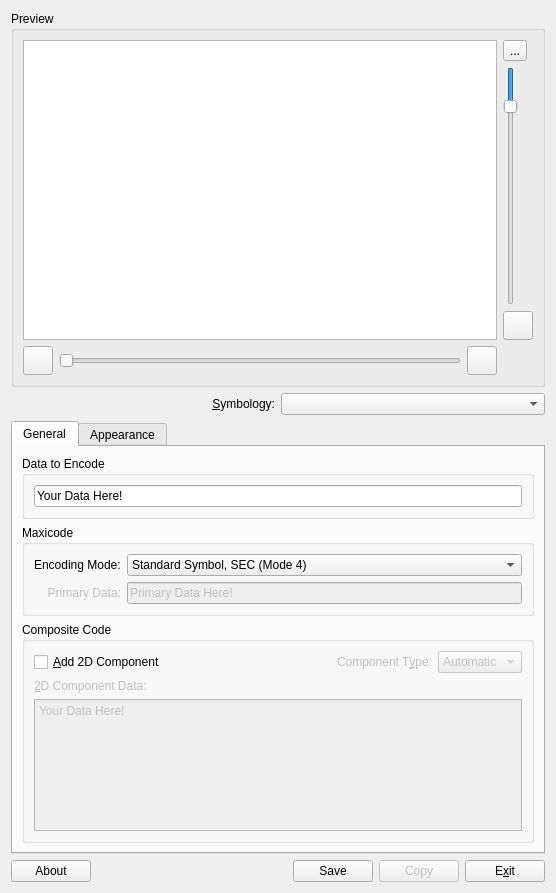
This is frontend_qt4/mainWindow.ui in zint/zint-gpl-only as Qt 5 draws it before an edit. The edited form follows.
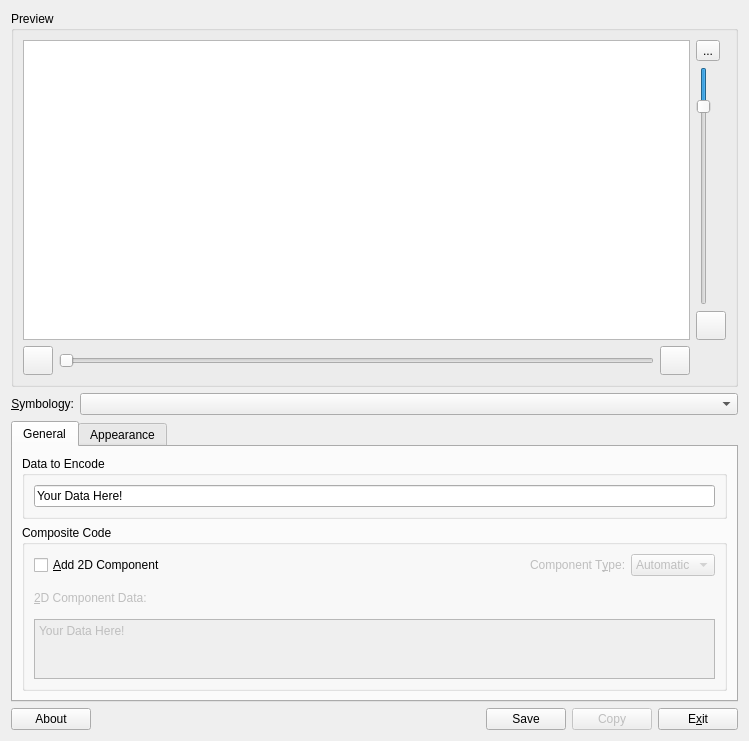
This is the edited form. Icons and pictures are not drawn.

Commit message: Move maxicode options to options tab

What changed in the file:
```diff
--- a/frontend_qt4/mainWindow.ui
+++ b/frontend_qt4/mainWindow.ui
@@ -1,16 +1,22 @@
 <?xml version="1.0" encoding="UTF-8"?>
 <ui version="4.0">
  <class>mainWindow</class>
- <widget class="QWidget" name="mainWindow">
-  <property name="geometry">
+ <widget class="QWidget" name="mainWindow" >
+  <property name="geometry" >
    <rect>
     <x>0</x>
     <y>0</y>
-    <width>556</width>
-    <height>893</height>
+    <width>749</width>
+    <height>741</height>
    </rect>
   </property>
-  <property name="windowTitle">
+  <property name="maximumSize" >
+   <size>
+    <width>800</width>
+    <height>800</height>
+   </size>
+  </property>
+  <property name="windowTitle" >
    <string>Zint Barcode Studio</string>
   </property>
   <layout class="QVBoxLayout" name="verticalLayout_5">
@@ -140,23 +146,56 @@
       </widget>
      </item>
      <item>
-      <widget class="QComboBox" name="bstyle"/>
+      <widget class="QComboBox" name="bstyle" >
+       <property name="sizePolicy" >
+        <sizepolicy vsizetype="Fixed" hsizetype="Expanding" >
+         <horstretch>0</horstretch>
+         <verstretch>0</verstretch>
+        </sizepolicy>
+       </property>
+      </widget>
      </item>
     </layout>
    </item>
    <item>
-    <widget class="QTabWidget" name="tabMain">
-     <property name="currentIndex">
+    <widget class="QTabWidget" name="tabMain" >
+     <property name="sizePolicy" >
+      <sizepolicy vsizetype="Expanding" hsizetype="Expanding" >
+       <horstretch>0</horstretch>
+       <verstretch>0</verstretch>
+      </sizepolicy>
+     </property>
+     <property name="maximumSize" >
+      <size>
+       <width>16777215</width>
+       <height>350</height>
+      </size>
+     </property>
+     <property name="currentIndex" >
       <number>0</number>
      </property>
-     <widget class="QWidget" name="tabGeneral">
-      <attribute name="title">
+     <widget class="QWidget" name="tabGeneral" >
+      <property name="geometry" >
+       <rect>
+        <x>0</x>
+        <y>0</y>
+        <width>727</width>
+        <height>248</height>
+       </rect>
+      </property>
+      <attribute name="title" >
        <string>General</string>
       </attribute>
       <layout class="QVBoxLayout" name="verticalLayout_3">
        <item>
-        <widget class="QGroupBox" name="grpData">
-         <property name="title">
+        <widget class="QGroupBox" name="grpData" >
+         <property name="sizePolicy" >
+          <sizepolicy vsizetype="Fixed" hsizetype="Preferred" >
+           <horstretch>0</horstretch>
+           <verstretch>0</verstretch>
+          </sizepolicy>
+         </property>
+         <property name="title" >
           <string>Data to Encode</string>
          </property>
          <layout class="QHBoxLayout" name="horizontalLayout_4">
@@ -171,77 +210,29 @@
         </widget>
        </item>
        <item>
-        <widget class="QGroupBox" name="grpMaxiCode">
-         <property name="title">
-          <string>Maxicode</string>
-         </property>
-         <layout class="QGridLayout" name="gridLayout">
-          <item row="0" column="0">
-           <widget class="QLabel" name="lblMaxiMode">
-            <property name="text">
-             <string>Encoding Mode:</string>
-            </property>
-           </widget>
-          </item>
-          <item row="0" column="1">
-           <widget class="QComboBox" name="cmbMaxiMode">
-            <property name="currentIndex">
-             <number>1</number>
-            </property>
-            <item>
-             <property name="text">
-              <string>Structured Carrier Message (Mode 2 or 3)</string>
-             </property>
-            </item>
-            <item>
-             <property name="text">
-              <string>Standard Symbol, SEC (Mode 4)</string>
-             </property>
-            </item>
-            <item>
-             <property name="text">
-              <string>Full ECC Symbol (Mode 5)</string>
-             </property>
-            </item>
-            <item>
-             <property name="text">
-              <string>Reader Program, SEC (Mode 6)</string>
-             </property>
-            </item>
-           </widget>
-          </item>
-          <item row="1" column="0">
-           <widget class="QLabel" name="lblMaxiPrimary">
-            <property name="enabled">
-             <bool>false</bool>
-            </property>
-            <property name="text">
-             <string>Primary Data:</string>
-            </property>
-            <property name="alignment">
-             <set>Qt::AlignRight|Qt::AlignTrailing|Qt::AlignVCenter</set>
-            </property>
-           </widget>
-          </item>
-          <item row="1" column="1">
-           <widget class="QLineEdit" name="txtMaxiPrimary">
-            <property name="enabled">
-             <bool>false</bool>
-            </property>
-            <property name="text">
-             <string>Primary Data Here!</string>
-            </property>
-           </widget>
-          </item>
-         </layout>
-        </widget>
-       </item>
-       <item>
-        <widget class="QGroupBox" name="grpComposite">
-         <property name="enabled">
+        <widget class="QGroupBox" name="grpComposite" >
+         <property name="enabled" >
           <bool>true</bool>
          </property>
-         <property name="title">
+         <property name="sizePolicy" >
+          <sizepolicy vsizetype="Fixed" hsizetype="Preferred" >
+           <horstretch>0</horstretch>
+           <verstretch>0</verstretch>
+          </sizepolicy>
+         </property>
+         <property name="minimumSize" >
+          <size>
+           <width>0</width>
+           <height>0</height>
+          </size>
+         </property>
+         <property name="maximumSize" >
+          <size>
+           <width>16777215</width>
+           <height>400</height>
+          </size>
+         </property>
+         <property name="title" >
           <string>Composite Code</string>
          </property>
          <layout class="QVBoxLayout" name="verticalLayout_2">
@@ -329,12 +320,24 @@
               <property name="enabled">
                <bool>false</bool>
               </property>
-              <property name="html">
-               <string>&lt;!DOCTYPE HTML PUBLIC &quot;-//W3C//DTD HTML 4.0//EN&quot; &quot;http://www.w3.org/TR/REC-html40/strict.dtd&quot;&gt;
-&lt;html&gt;&lt;head&gt;&lt;meta name=&quot;qrichtext&quot; content=&quot;1&quot; /&gt;&lt;style type=&quot;text/css&quot;&gt;
+              <property name="sizePolicy" >
+               <sizepolicy vsizetype="Expanding" hsizetype="Expanding" >
+                <horstretch>0</horstretch>
+                <verstretch>0</verstretch>
+               </sizepolicy>
+              </property>
+              <property name="maximumSize" >
+               <size>
+                <width>16777215</width>
+                <height>60</height>
+               </size>
+              </property>
+              <property name="html" >
+               <string>&lt;!DOCTYPE HTML PUBLIC "-//W3C//DTD HTML 4.0//EN" "http://www.w3.org/TR/REC-html40/strict.dtd">
+&lt;html>&lt;head>&lt;meta name="qrichtext" content="1" />&lt;style type="text/css">
 p, li { white-space: pre-wrap; }
-&lt;/style&gt;&lt;/head&gt;&lt;body style=&quot; font-family:'DejaVu Sans'; font-size:9pt; font-weight:400; font-style:normal;&quot;&gt;
-&lt;p style=&quot; margin-top:0px; margin-bottom:0px; margin-left:0px; margin-right:0px; -qt-block-indent:0; text-indent:0px;&quot;&gt;&lt;span style=&quot; font-family:'Sans Serif';&quot;&gt;Your Data Here!&lt;/span&gt;&lt;/p&gt;&lt;/body&gt;&lt;/html&gt;</string>
+&lt;/style>&lt;/head>&lt;body style=" font-family:'Sans Serif'; font-size:9pt; font-weight:400; font-style:normal;">
+&lt;p style=" margin-top:0px; margin-bottom:0px; margin-left:0px; margin-right:0px; -qt-block-indent:0; text-indent:0px; font-family:'DejaVu Sans';">&lt;span style=" font-family:'Sans Serif';">Your Data Here!&lt;/span>&lt;/p>&lt;/body>&lt;/html></string>
               </property>
               <property name="acceptRichText">
                <bool>false</bool>
```
Left out of the diff: 329 changed lines with no effect on the pictures. The commit also changes 4 other files.
